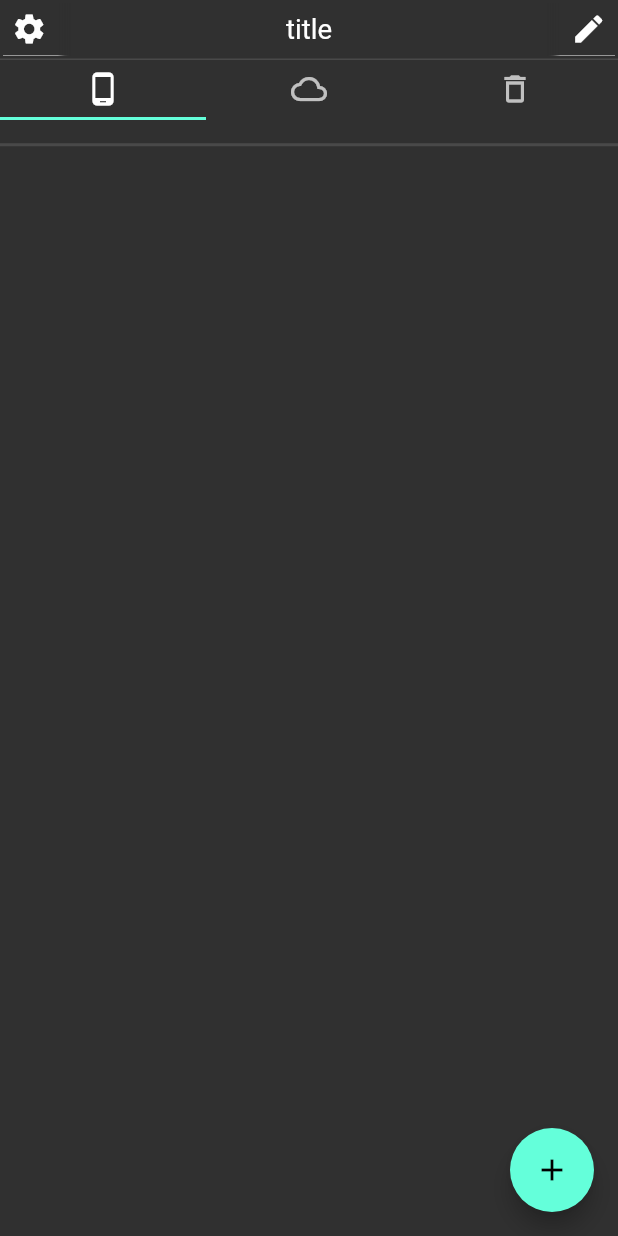
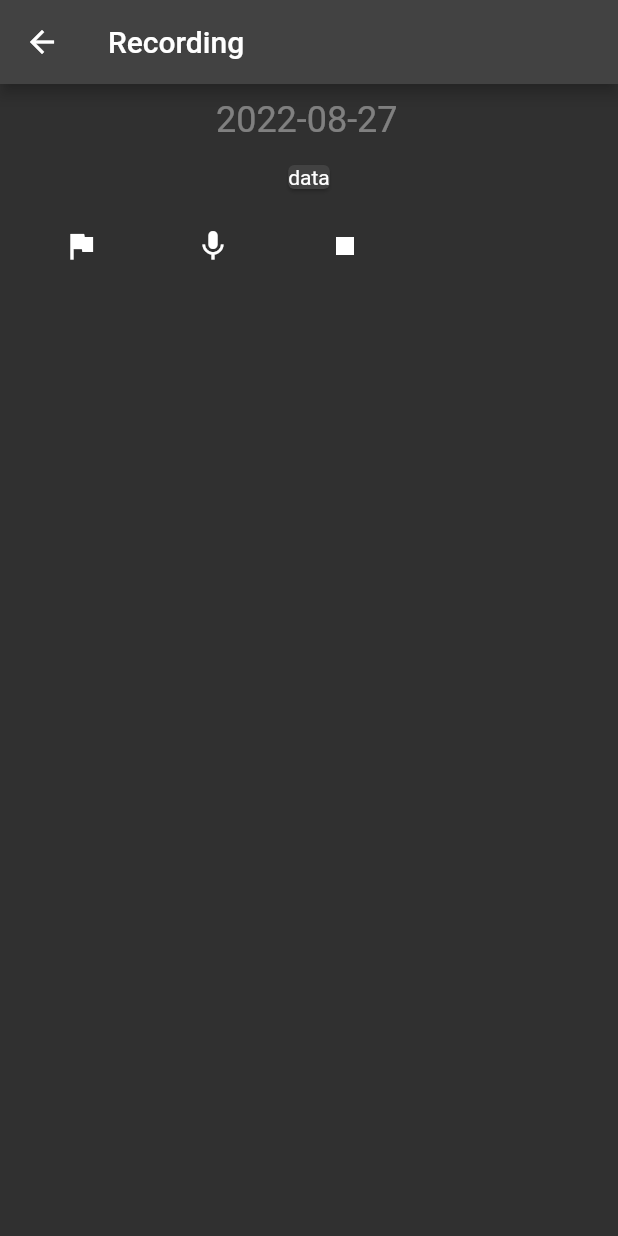
Before and after one commit to libmuy/bRecorder, a Flutter app: the screen it shows after launch, after a tap on the "add" icon, on a phone screen of 412 x 824 dp. Run offline on Flutter 3.47's test engine with Material 2 defaults, Android fonts, the phone set to English and light mode, and no system bars; our stand-ins replace equatable, get_it.

Commit message:
FLUTTER: WIDGET: improve editable text

```diff
--- a/lib/core/service_locator.dart
+++ b/lib/core/service_locator.dart
@@ -3,6 +3,7 @@ import 'package:brecorder/data/icloud_repository.dart';
 import 'package:brecorder/data/playlist_repository.dart';
 import 'package:brecorder/presentation/ploc/home_page_state.dart';
 import 'package:brecorder/presentation/ploc/browser_view_state.dart';
+import 'package:brecorder/presentation/ploc/record_page_state.dart';
 import 'package:get_it/get_it.dart';
 
 import '../data/filesystem_repository.dart';
@@ -23,6 +24,9 @@ Future<void> init() async {
   sl.registerLazySingleton(() => PlaylistRepository());
   sl.registerLazySingleton(() => TrashRepository());
   sl.registerLazySingleton(() => const EntitiesManager());
+
+  sl.registerFactory(() => RecordPageState());
+
   // sl.registerLazySingleton(() => AudioPlayer());
   // sl.registerLazySingleton(() {
   //   final g = GlobalInfo();
--- a/lib/presentation/pages/home_page.dart
+++ b/lib/presentation/pages/home_page.dart
@@ -2,6 +2,7 @@ import 'package:brecorder/core/audio_agent.dart';
 import 'package:brecorder/core/logging.dart';
 import 'package:brecorder/data/repository_type.dart';
 import 'package:brecorder/presentation/pages/browser_view.dart';
+import 'package:brecorder/presentation/pages/record_page.dart';
 import 'package:brecorder/presentation/ploc/browser_view_state.dart';
 import 'package:flutter/material.dart';
 import 'package:flutter/services.dart';
@@ -109,15 +110,12 @@ class _HomePageState extends State<HomePage> {
         //     }),
         floatingActionButton: FloatingActionButton(
           onPressed: () {
-            final agent = getIt.get<AudioServiceAgent>();
-            agent.test("").then(
-              (result) {
-                result.fold((s) {
-                  log.debug("audio agent return: $s");
-                }, (f) {
-                  log.debug("audio agent return: fail");
-                });
-              },
+            Navigator.of(context).push(
+              MaterialPageRoute(
+                builder: (context) {
+                  return const RecordPage(); // 遷移先の画面widgetを指定
+                },
+              ),
             );
           },
           tooltip: 'Increment',
--- /dev/null
+++ b/lib/presentation/pages/record_page.dart
@@ -0,0 +1,72 @@
+import 'dart:io';
+
+import 'package:brecorder/core/audio_agent.dart';
+import 'package:brecorder/core/global_info.dart';
+import 'package:brecorder/core/logging.dart';
+import 'package:brecorder/presentation/widgets/state_button.dart';
+import 'package:flutter/material.dart';
+import 'package:get_it/get_it.dart';
+import 'package:path/path.dart';
+import 'package:path_provider/path_provider.dart';
+
+import '../widgets/editable_text.dart' as brecord;
+import '../widgets/waveform/waveform.dart';
+
+final log = Logger('TestPage');
+
+class RecordPage extends StatefulWidget {
+  const RecordPage({Key? key}) : super(key: key);
+
+  @override
+  State<RecordPage> createState() => _RecordPageState();
+}
+
+class _RecordPageState extends State<RecordPage> {
+  final getIt = GetIt.instance;
+  final agent = GetIt.instance.get<AudioServiceAgent>();
+
+  // @override
+  // void initState() {
+  //   super.initState();
+  // }
+
+  @override
+  Widget build(BuildContext context) {
+    return GestureDetector(
+        onTap: () => FocusManager.instance.primaryFocus?.unfocus(),
+        child: Scaffold(
+          appBar: AppBar(
+            title: const Text("Recording"),
+          ),
+          body: Column(children: <Widget>[
+            const brecord.EditableText(
+              "2022-08-27",
+              height: 30,
+              padding: EdgeInsets.all(10),
+              textAlign: TextAlign.center,
+            ),
+            const Card(
+              child: Text("data"),
+            ),
+            Container(
+              padding: EdgeInsets.all(10),
+              child: Row(children: [
+                MaterialButton(
+                  onPressed: () {},
+                  child: Icon(Icons.flag),
+                ),
+                StateButton(
+                  state1Widget: const Icon(Icons.mic),
+                  state2Widget: const Icon(Icons.pause),
+                  onPressed: () {},
+                ),
+                MaterialButton(
+                  onPressed: () {},
+                  child: Icon(Icons.stop),
+                ),
+              ]),
+            )
+          ]),
+        ));
+  }
+}
--- /dev/null
+++ b/lib/presentation/ploc/record_page_state.dart
@@ -0,0 +1,5 @@
+import 'package:brecorder/core/logging.dart';
+
+final log = Logger('HomeState');
+
+class RecordPageState {}
--- /dev/null
+++ b/lib/presentation/widgets/editable_text.dart
@@ -0,0 +1,248 @@
+import 'package:flutter/material.dart';
+import 'package:brecorder/core/logging.dart';
+
+final log = Logger('EditableText');
+
+class EditableText extends StatefulWidget {
+  final String initialText;
+  final double height;
+  final EdgeInsets padding;
+  final TextAlign textAlign;
+
+  const EditableText(this.initialText,
+      {Key? key,
+      this.height = 35,
+      this.padding = const EdgeInsets.all(0),
+      this.textAlign = TextAlign.start})
+      : super(key: key);
+
+  @override
+  State<EditableText> createState() => _EditableTextState();
+}
+
+class _EditableTextState extends State<EditableText> {
+  bool _isEditingText = false;
+  late TextEditingController _editingController;
+  late String textString;
+  late final double fontSize;
+  final FocusNode focusNode = FocusNode();
+
+  @override
+  void initState() {
+    super.initState();
+    textString = widget.initialText;
+    _editingController = TextEditingController(text: textString);
+    fontSize = widget.height * 0.8;
+    focusNode.addListener(() {
+      if (!focusNode.hasFocus) {
+        setState(() {
+          textString = _editingController.text;
+          _isEditingText = false;
+        });
+      }
+    });
+  }
+
+  @override
+  void dispose() {
+    _editingController.dispose();
+    super.dispose();
+  }
+
+  Widget editableText() {
+    return Stack(
+      children: [
+        Expanded(
+          child: Padding(
+            padding: widget.padding,
+            child: SizedBox(
+              height: widget.height,
+              child: Center(
+                child: TextField(
+                  textAlignVertical: TextAlignVertical.center,
+                  textAlign: widget.textAlign,
+                  style: TextStyle(
+                    height: 1,
+                    fontSize: fontSize,
+                  ),
+                  decoration: const InputDecoration(
+                    isDense: true,
+                    contentPadding: EdgeInsets.all(0),
+                    border: InputBorder.none,
+                  ),
+                  onSubmitted: (newValue) {
+                    setState(() {
+                      textString = newValue;
+                      _isEditingText = false;
+                    });
+                  },
+                  autofocus: true,
+                  controller: _editingController,
+                ),
+              ),
+            ),
+          ),
+        ),
+        GestureDetector(
+            onTap: () {
+              _editingController.clear();
+            },
+            child: Padding(
+              padding: EdgeInsets.all(widget.height * 0.2),
+              child: Icon(size: widget.height * 0.6, Icons.clear),
+            )),
+      ],
+    );
+  }
+
+  Widget notEditableText() {
+    AlignmentGeometry align;
+    switch (widget.textAlign) {
+      case TextAlign.center:
+        align = Alignment.center;
+        break;
+      case TextAlign.left:
+      case TextAlign.start:
+      case TextAlign.justify:
+        align = Alignment.centerLeft;
+        break;
+      case TextAlign.right:
+      case TextAlign.end:
+        align = Alignment.centerRight;
+        break;
+    }
+
+    return Padding(
+      padding: widget.padding,
+      child: SizedBox(
+        height: widget.height,
+        child: InkWell(
+          onTap: () {
+            setState(() {
+              _isEditingText = true;
+            });
+          },
+          child: Center(
+            child: TextField(
+              textAlignVertical: TextAlignVertical.center,
+              textAlign: widget.textAlign,
+              style: TextStyle(
+                height: 1,
+                fontSize: fontSize,
+              ),
+              decoration: const InputDecoration(
+                isDense: true,
+                contentPadding: EdgeInsets.all(0),
+                border: InputBorder.none,
+              ),
+              enabled: false,
+              controller: _editingController,
+            ),
+          ),
+
+          // child: Align(
+          //   alignment: align,
+          //   child: Text(
+          //     textAlign: widget.textAlign,
+          //     maxLines: 1,
+          //     textString,
+          //     style: TextStyle(
+          //       height: 1,
+          //       fontSize: fontSize,
+          //     ),
+          //   ),
+          // ),
+        ),
+      ),
+    );
+  }
+
+  Widget textWidget() {
+    if (_isEditingText) {
+      return editableText();
+    }
+
+    return notEditableText();
+  }
+
+  Widget addDelButton(Widget textField) {
+    return Stack(
+      children: [
+        textField,
+        Align(
+          alignment: Alignment.centerRight,
+          child: InkWell(
+              onTap: () {
+                _editingController.clear();
+              },
+              child: Padding(
+                padding:
+                    widget.padding.add(EdgeInsets.all(widget.height * 0.2)),
+                child: Icon(size: widget.height * 0.6, Icons.clear),
+              )),
+        ),
+      ],
+    );
+  }
+
+  Widget textWidget2() {
+    final textField = Padding(
+      padding: widget.padding,
+      child: SizedBox(
+        height: widget.height,
+        child: Center(
+          child: TextField(
+            textAlignVertical: TextAlignVertical.center,
+            textAlign: widget.textAlign,
+            style: TextStyle(
+              height: 1,
+              fontSize: fontSize,
+            ),
+            decoration: const InputDecoration(
+              isDense: true,
+              contentPadding: EdgeInsets.all(0),
+              border: InputBorder.none,
+            ),
+            onSubmitted: (newValue) {
+              setState(() {
+                textString = newValue;
+                _isEditingText = false;
+              });
+            },
+            enabled: _isEditingText,
+            autofocus: true,
+            controller: _editingController,
+            focusNode: focusNode,
+          ),
+        ),
+      ),
+    );
+
+    if (_isEditingText) {
+      return addDelButton(textField);
+    }
+
+    return InkWell(
+        onTap: () {
+          setState(() {
+            _isEditingText = true;
+          });
+        },
+        child: textField);
+  }
+
+  @override
+  Widget build(BuildContext context) {
+    // return Stack(children: [
+    //   Align(
+    //     alignment: Alignment(0, 0),
+    //     child: textWidget(),
+    //   ),
+    //   Align(
+    //       alignment: Alignment(1, 0),
+    //       child: IconButton(onPressed: () {}, icon: Icon(Icons.clear)))
+    // ]);
+
+    return textWidget2();
+  }
+}
--- /dev/null
+++ b/lib/presentation/widgets/state_button.dart
@@ -0,0 +1,51 @@
+import 'package:flutter/material.dart';
+import 'package:brecorder/core/logging.dart';
+
+final log = Logger('StateButton');
+
+class StateButton extends StatefulWidget {
+  final Widget state1Widget;
+  final Widget? state2Widget;
+  final bool reverseColor;
+  final void Function()? onPressed;
+  final double? height;
+
+  const StateButton(
+      {Key? key,
+      required this.state1Widget,
+      this.state2Widget,
+      this.reverseColor = false,
+      this.onPressed,
+      this.height})
+      : super(key: key);
+
+  @override
+  State<StateButton> createState() => _StateButtonState();
+}
+
+class _StateButtonState extends State<StateButton> {
+  bool state = false;
+
+  // @override
+  // void initState() {
+  //   super.initState();
+  // }
+
+  @override
+  Widget build(BuildContext context) {
+    return MaterialButton(
+      height: widget.height,
+      onPressed: () {
+        if (widget.state2Widget != null) {
+          setState(() {
+            state = !state;
+          });
+        }
+        if (widget.onPressed != null) {
+          widget.onPressed!();
+        }
+      },
+      child: state ? widget.state2Widget : widget.state1Widget,
+    );
+  }
+}
```
